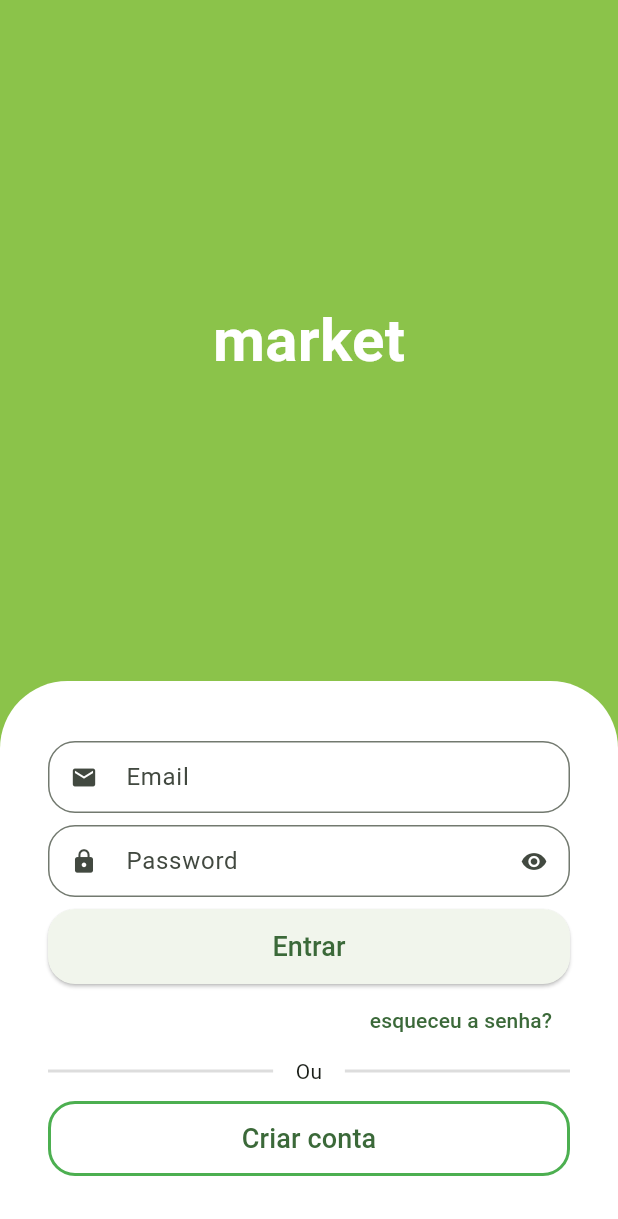
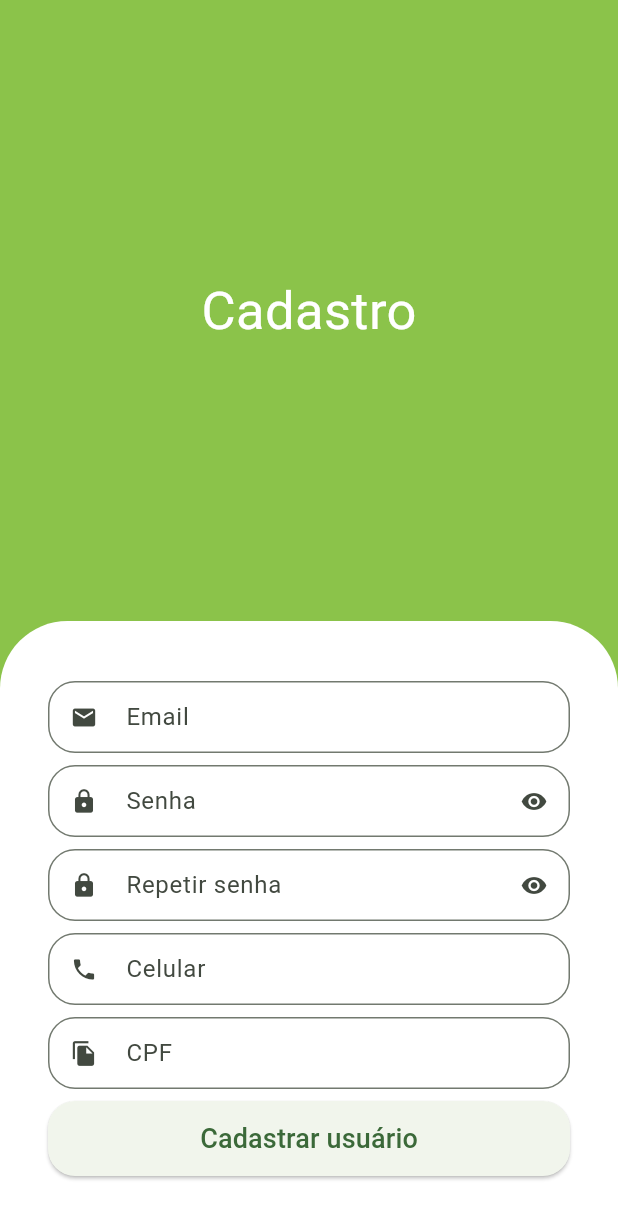
Before and after one commit to GabrielNinow/MarketApp, a Flutter app: the screen it shows after launch, after a tap on "Criar conta", on a phone screen of 412 x 824 dp. Shown: the top 1219 px of the screen. Run offline on Flutter 3.47's test engine with Material 2 defaults, Android fonts, the phone set to English and light mode, and no system bars.

```diff
--- a/lib/src/auth/sign_in_screen.dart
+++ b/lib/src/auth/sign_in_screen.dart
@@ -1,4 +1,5 @@
 import 'package:flutter/material.dart';
+import 'package:market/src/auth/sing_up_screen.dart';
 import 'package:market/src/config/custom_colors.dart';
 import './components/custom_text_field.dart';
 
@@ -106,7 +107,12 @@ class SignInScreen extends StatelessWidget {
                           width: 2,
                           color: Colors.green,
                         )),
-                    onPressed: () {},
+                    onPressed: () {
+                      Navigator.of(context)
+                          .push(MaterialPageRoute(builder: (c) {
+                        return SignUpScreen();
+                      }));
+                    },
                     child: const Text(
                       'Criar conta',
                       style: TextStyle(fontSize: 18),
--- /dev/null
+++ b/lib/src/auth/sing_up_screen.dart
@@ -0,0 +1,81 @@
+import 'package:flutter/material.dart';
+import 'package:market/src/config/custom_colors.dart';
+
+import 'components/custom_text_field.dart';
+
+class SignUpScreen extends StatelessWidget {
+  const SignUpScreen({super.key});
+
+  @override
+  Widget build(BuildContext context) {
+    final size = MediaQuery.of(context).size;
+
+    return Scaffold(
+      backgroundColor: CustomColors.customSwatchColor,
+      body: SingleChildScrollView(
+        child: SizedBox(
+          height: size.height,
+          child: Column(
+            children: [
+              const Expanded(
+                child: Center(
+                  child: Text(
+                    'Cadastro',
+                    style: TextStyle(color: Colors.white, fontSize: 35),
+                  ),
+                ),
+              ),
+              Container(
+                padding:
+                    const EdgeInsets.symmetric(horizontal: 32, vertical: 40),
+                decoration: const BoxDecoration(
+                    color: Colors.white,
+                    borderRadius:
+                        BorderRadius.vertical(top: Radius.circular(45))),
+                child: Column(
+                  crossAxisAlignment: CrossAxisAlignment.stretch,
+                  children: [
+                    const CustomTextField(
+                      icon: Icons.email,
+                      label: 'Email',
+                    ),
+                    const CustomTextField(
+                      icon: Icons.lock,
+                      label: 'Senha',
+                      isSecret: true,
+                    ),
+                    const CustomTextField(
+                      icon: Icons.lock,
+                      label: 'Repetir senha',
+                      isSecret: true,
+                    ),
+                    const CustomTextField(
+                      icon: Icons.phone,
+                      label: 'Celular',
+                    ),
+                    const CustomTextField(
+                      icon: Icons.file_copy,
+                      label: 'CPF',
+                    ),
+                    SizedBox(
+                      height: 50,
+                      child: ElevatedButton(
+                          style: ElevatedButton.styleFrom(
+                              shape: RoundedRectangleBorder(
+                                  borderRadius: BorderRadius.circular(18))),
+                          onPressed: () {},
+                          child: const Text(
+                            'Cadastrar usuário',
+                            style: TextStyle(fontSize: 18),
+                          )),
+                    )
+                  ],
+                ),
+              ),
+            ],
+          ),
+        ),
+      ),
+    );
+  }
+}
```
